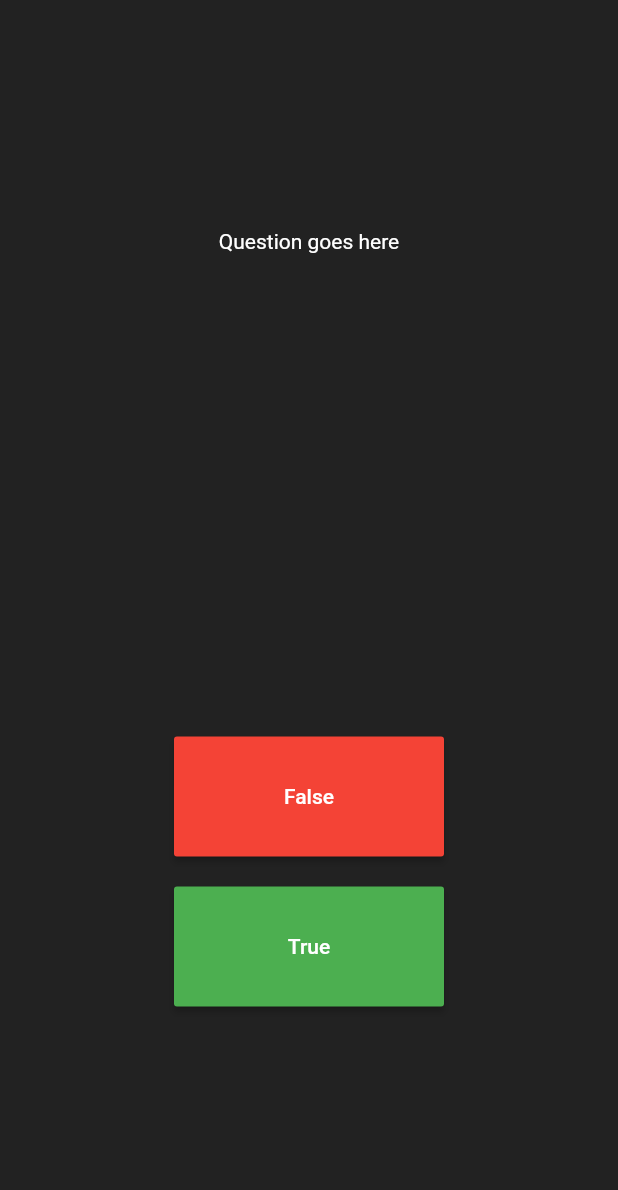
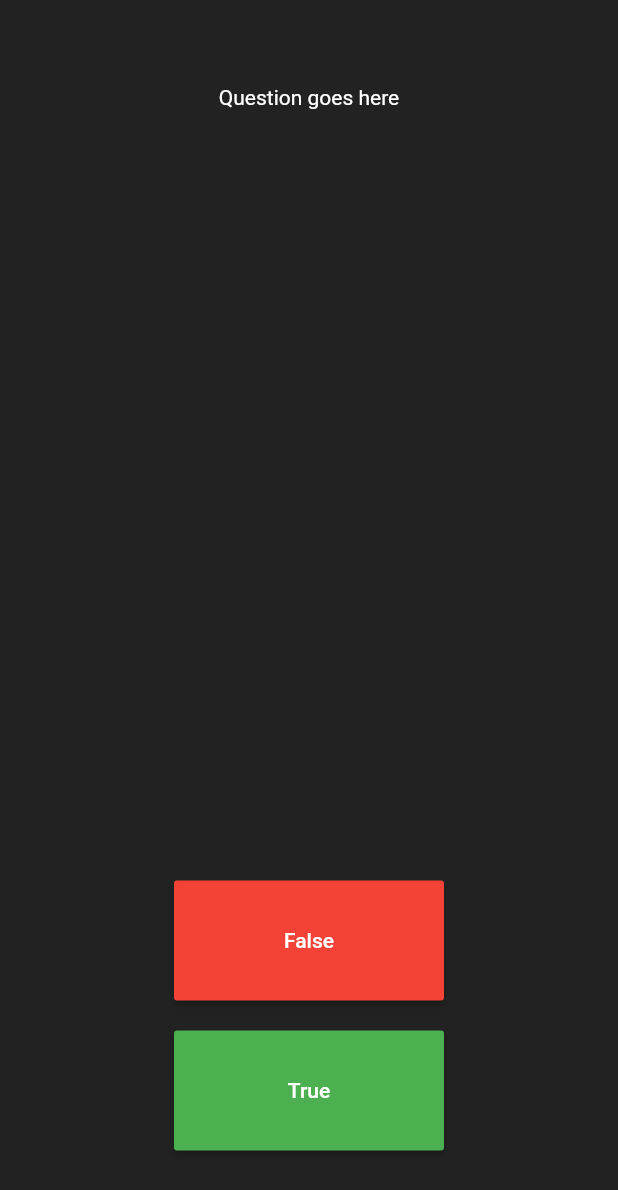
Before and after one commit to Nuri801/quiz_app, a Flutter app: the screen it shows after launch, on a phone screen of 412 x 824 dp. Shown: the top 1190 px of the screen. Run offline on Flutter 3.47's test engine with Material 2 defaults, Android fonts, the phone set to English and light mode, and no system bars.

Commit message:
quiz_app basics

```diff
--- a/lib/main.dart
+++ b/lib/main.dart
@@ -44,7 +44,7 @@ class _QuestionsState extends State<Questions> {
               ),
             ),
             SizedBox(
-              height: 16,
+              height: 400,
             ),
             Column(
               children: [
```
